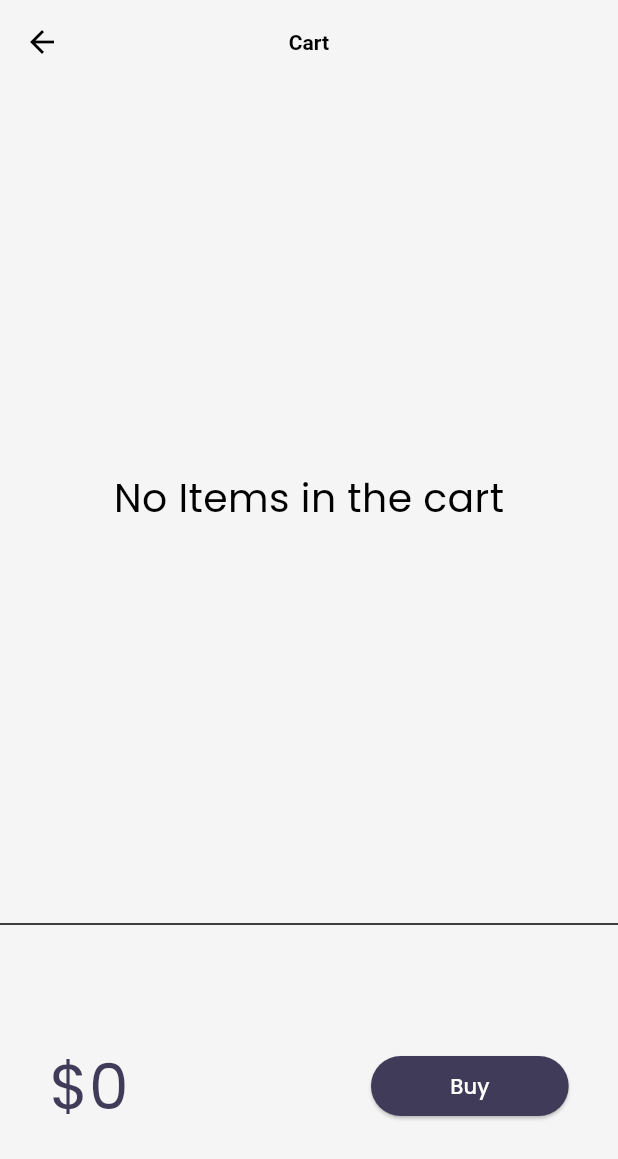
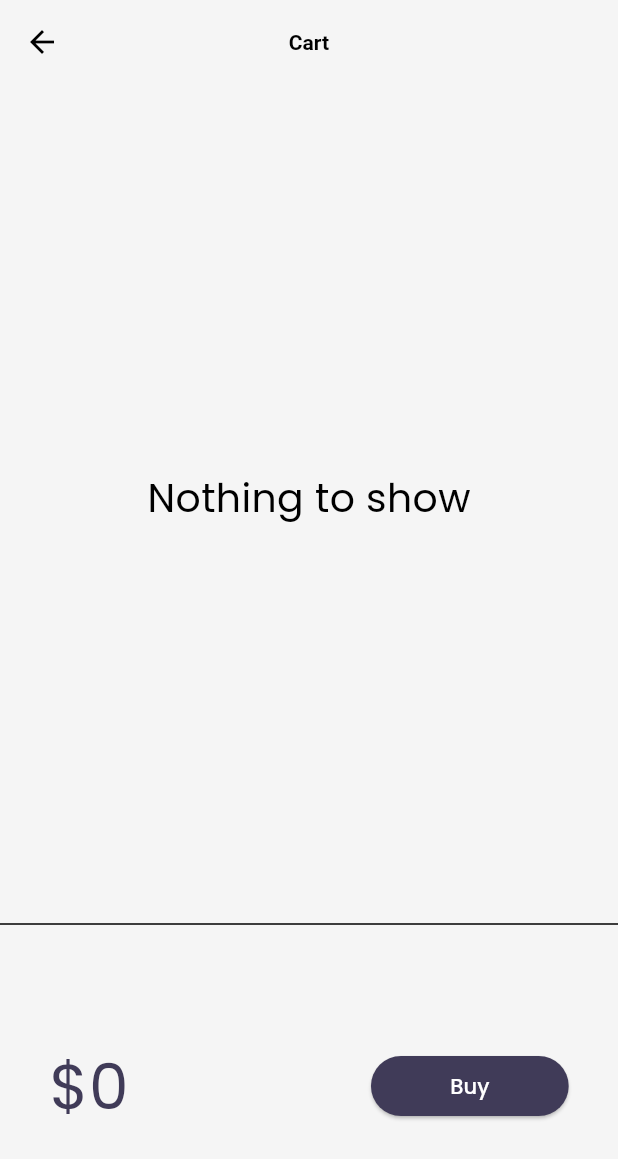
Before and after one commit to AJ7017/Catalog-App-Flutter-, a Flutter app: the Cartpage screen opened by its route, on a phone screen of 412 x 824 dp. Shown: the top 1159 px of the screen. Run offline on Flutter 3.47's test engine with Material 3 defaults, Android fonts, the phone set to English and light mode, and no system bars; drawn by our look-alikes of velocity_x; our stand-ins replace google_fonts; network calls fail.

Commit message:
day 19 completed

```diff
--- a/lib/models/cart.dart
+++ b/lib/models/cart.dart
@@ -3,7 +3,6 @@ import 'package:flutter_application_1/models/catalog.dart';
 import 'package:velocity_x/velocity_x.dart';
 
 class CartModel{
-
 
   //catalog field
    CatalogModel _catalog=CatalogModel();
@@ -26,15 +25,6 @@ class CartModel{
    //get total price
    num get Totalprice => items.fold(0, (total, current) => total + current.price);
 
-   //Add Item
-   void additem(Item item) {
-    Itemids.add(item.id);
-   }
-
-   //Remove Item
-   void removeitem(Item item) {
-    Itemids.remove(item.id);
-   }
 }
 
 class AddMutation extends VxMutation<MyStore>{
@@ -47,3 +37,14 @@ class AddMutation extends VxMutation<MyStore>{
   }
 
 }
+
+class RemoveMutation extends VxMutation<MyStore>{
+   final Item item;
+
+  RemoveMutation(this.item);
+  @override
+  perform() {
+    store!.cart.Itemids.remove(item.id);
+  }
+
+}
--- a/lib/pages/Cartpage.dart
+++ b/lib/pages/Cartpage.dart
@@ -37,7 +37,16 @@ class CartTotal extends StatelessWidget {
       child: Row(
         mainAxisAlignment: MainAxisAlignment.spaceAround,
         children: [
-          "\$${_cart.Totalprice}".text.xl5.color(context.theme.colorScheme.primary).make(),
+          VxConsumer(
+              builder: (context, state , VxStatus) {
+                return "\$${_cart.Totalprice}"
+                 .text
+                 .xl5
+                 .color(context.theme.colorScheme.primary)
+                 .make();
+              },
+               mutations: {RemoveMutation}
+               ),
           30.widthBox,
           ElevatedButton(
             onPressed: (){
@@ -55,24 +64,22 @@ class CartTotal extends StatelessWidget {
 }
 
 class Cartlist extends StatelessWidget{
-   final CartModel _cart = (VxState.store as MyStore).cart;
-  @override
+    @override
   Widget build(BuildContext context) {
-    return _cart.items.isEmpty? "No Items in the cart" .text.xl3.makeCentered():
-    ListView.builder(
-      itemCount: _cart.items?.length,
-      itemBuilder: (context,index) =>
-       ListTile(
-        leading: Icon(Icons.done,color: context.theme.colorScheme.secondary,),
-        trailing: IconButton(
+    VxState.watch(context, on: [RemoveMutation]);
+    final CartModel _cart = (VxState.store as MyStore).cart;
+    return _cart.items.isEmpty
+        ? "Nothing to show".text.xl3.makeCentered()
+        : ListView.builder(
+            itemCount: _cart.items?.length,
+            itemBuilder: (context, index) => ListTile(
+              leading: Icon(Icons.done),
+              trailing: IconButton(
                 icon: Icon(Icons.remove_circle_outline),
-                onPressed: () {
-                  _cart.removeitem(_cart.items[index]);
-                  // setState(() {});
-                },
+                onPressed: () => RemoveMutation(_cart.items[index]),
               ),
               title: _cart.items[index].name.text.make(),
-       ),
-      );
+            ),
+          );
   }
 }
--- a/lib/widgets/homewidgets/Addtocart.dart
+++ b/lib/widgets/homewidgets/Addtocart.dart
@@ -17,7 +17,7 @@ class Addtocart extends StatelessWidget {
   @override
   Widget build(BuildContext context) {
 
-    VxState.watch(context, on: [AddMutation]);
+    VxState.watch(context, on: [AddMutation , RemoveMutation]);
 
 
     final CartModel _cart = (VxState.store as MyStore).cart;
```
